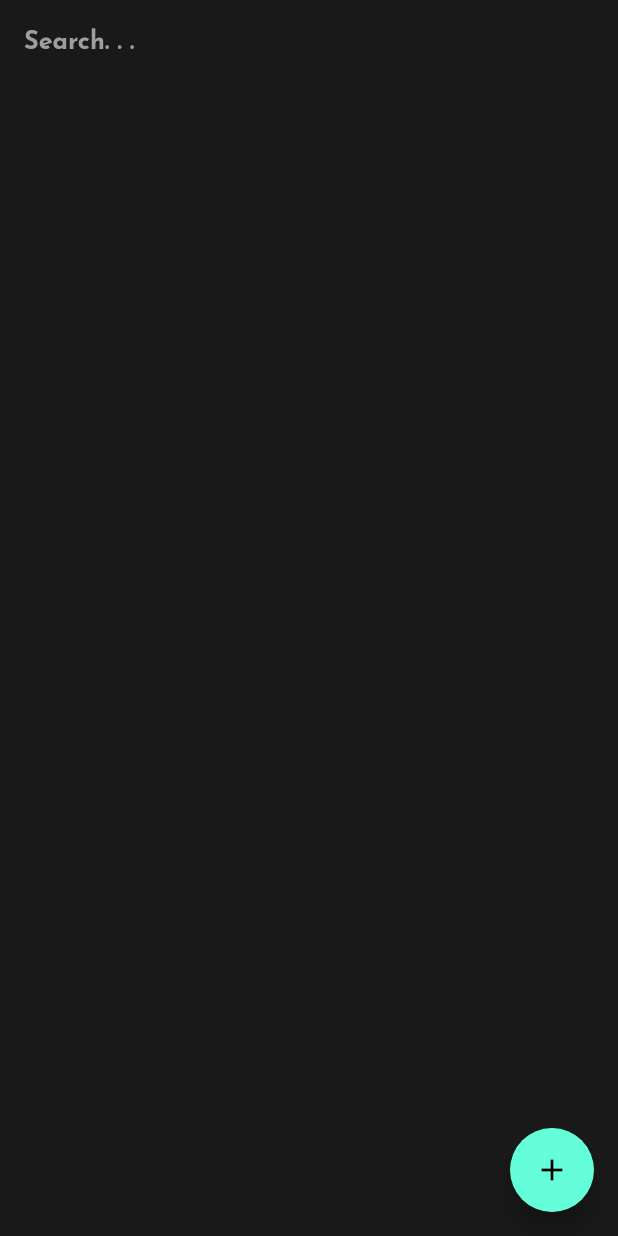
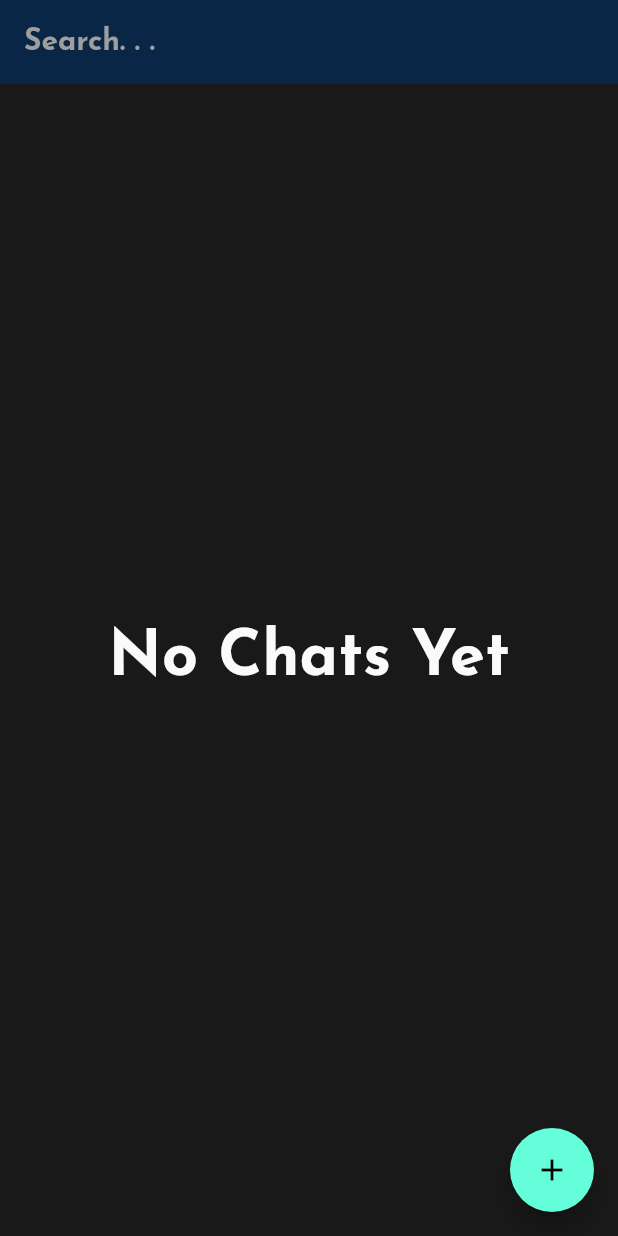
Before and after one commit to waleed-ahmed15/webinarprime_flutter, a Flutter app: the ChatListScreen screen opened directly, on a phone screen of 412 x 824 dp. Run offline on Flutter 3.47's test engine with Material 2 defaults, Android fonts, the phone set to English and light mode, and no system bars; our stand-ins replace auto_size_text, date_time_picker, dio, eva_icons_flutter, expandable_text, file_picker and 9 more; missing offline and left inert: flutter_background, flutter_background_service, flutter_stripe, flutter_webrtc, livekit_client, mime_type and 1 more; accounts and stored records are empty; network calls fail; project files that could hold a hidden picture were left out.

Commit message:
some bugs fixed in chat such as go back options

```diff
--- a/lib/controllers/auth_controller.dart
+++ b/lib/controllers/auth_controller.dart
@@ -220,7 +220,9 @@ class AuthController extends GetxController {
         print("regno:");
         print(currentUser['registration_number']);
         if (currentUser.containsKey('birthdate')) {
-          Get.offAll(() => const HomeScreen());
+          Get.offAll(() => HomeScreen(
+                currIndex: 0,
+              ));
           getInvitations(currentUser['id']);
         } else {
           Get.toNamed(RoutesHelper.uploadProfileRoute);
--- a/lib/routes/routes.dart
+++ b/lib/routes/routes.dart
@@ -57,7 +57,9 @@ class RoutesHelper {
     ),
     GetPage(
       name: homeScreenRoute,
-      page: () => const HomeScreen(),
+      page: () => HomeScreen(
+        currIndex: 0,
+      ),
     ),
     GetPage(
       name: signUpRoute,
@@ -78,7 +80,7 @@ class RoutesHelper {
   ];
 
   static Future<bool> startForegroundService() async {
-    final androidConfig = const FlutterBackgroundAndroidConfig(
+    const androidConfig = FlutterBackgroundAndroidConfig(
       notificationTitle: 'Title of the notification',
       notificationText: 'Text of the notification',
       notificationImportance: AndroidNotificationImportance.Default,
--- a/lib/screens/chat/chat_list_screen.dart
+++ b/lib/screens/chat/chat_list_screen.dart
@@ -5,6 +5,7 @@ import 'package:webinarprime/controllers/auth_controller.dart';
 import 'package:webinarprime/controllers/chat_controlller.dart';
 import 'package:webinarprime/screens/chat/chat_screen.dart';
 import 'package:webinarprime/screens/chat/create_new_chat.dart';
+import 'package:webinarprime/screens/home_screen/home_screen.dart';
 import 'package:webinarprime/utils/app_constants.dart';
 import 'package:webinarprime/utils/styles.dart';
 
@@ -34,7 +35,14 @@ class _ChatListScreenState extends State<ChatListScreen> {
   @override
   Widget build(BuildContext context) {
     print('object');
-    return Scaffold(
+    return WillPopScope(
+      onWillPop: () async {
+        Get.to(() => HomeScreen(
+              currIndex: 3,
+            ));
+        return false;
+      },
+      child: Scaffold(
           floatingActionButton: FloatingActionButton(
             onPressed: () async {
               Get.to(() => const CreateNewChat());
@@ -42,23 +50,25 @@ class _ChatListScreenState extends State<ChatListScreen> {
               // ["63ea1f91bb071d3c3298000f", "63ea1fc7bb071d3c32980017"]);
 
               // print(Get.find<AuthController>().currentUser['id']);
-            ChatStreamController()
-                .getConversations(Get.find<AuthController>().currentUser['id']);
+              ChatStreamController().getConversations(
+                  Get.find<AuthController>().currentUser['id']);
             },
             child: const Icon(Icons.add),
           ),
           appBar: AppBar(
             automaticallyImplyLeading: false,
-          backgroundColor: Theme.of(context).scaffoldBackgroundColor,
-          title: TextFormField(
+            // backgroundColor: Theme.of(context).scaffoldBackgroundColor,
+            backgroundColor: Mycolors.myappbarcolor,
+            title: SizedBox(
+              child: TextFormField(
                 controller: searchController,
                 style: Mystyles.bigTitleStyle
-                .copyWith(fontSize: 15.sp, fontWeight: FontWeight.w500),
+                    .copyWith(fontSize: 18.sp, fontWeight: FontWeight.w500),
                 decoration: InputDecoration(
                   hintText: 'Search. . .',
                   hintStyle: TextStyle(
                     color: Colors.grey,
-                fontSize: 16.sp,
+                    fontSize: 19.sp,
                   ),
                   border: InputBorder.none,
                 ),
@@ -66,10 +76,19 @@ class _ChatListScreenState extends State<ChatListScreen> {
                   setState(() {});
                 },
               ),
+            ),
             elevation: 0,
           ),
           body: GetBuilder<ChatStreamController>(
             builder: (controller) {
+              if (ChatStreamController.userchats.isEmpty) {
+                return Center(
+                  child: Text(
+                    'No Chats Yet',
+                    style: Mystyles.bigTitleStyle,
+                  ),
+                );
+              }
               return ListView.builder(
                 physics: const BouncingScrollPhysics(),
                 itemCount: ChatStreamController.userchats.length,
@@ -131,8 +150,8 @@ class _ChatListScreenState extends State<ChatListScreen> {
                         ),
                       ),
                     );
-                } else if (user
-                    .contains(searchController.text.toLowerCase().toString())) {
+                  } else if (user.contains(
+                      searchController.text.toLowerCase().toString())) {
                     return Padding(
                       padding: const EdgeInsets.all(8.0),
                       child: ListTile(
@@ -153,8 +172,8 @@ class _ChatListScreenState extends State<ChatListScreen> {
                           ChatStreamController
                                   .userchats[index]['messages'].isEmpty
                               ? 'start a conversation'
-                            : ChatStreamController.userchats[index]['messages']
-                                [0]['text'],
+                              : ChatStreamController.userchats[index]
+                                  ['messages'][0]['text'],
                           style: Mystyles.listtileTitleStyle
                               .copyWith(fontSize: 14.sp),
                           overflow: TextOverflow.ellipsis,
@@ -168,6 +187,7 @@ class _ChatListScreenState extends State<ChatListScreen> {
                 },
               );
             },
-        ));
+          )),
+    );
   }
 }
```
Also changed, not shown: lib/screens/chat/chat_screen.dart (+25 -9 lines), lib/screens/chat/create_new_chat.dart (+12 -2 lines), lib/screens/home_screen/home_screen.dart (+7 -6 lines). Lines whose indentation alone changed are shown as unchanged.
